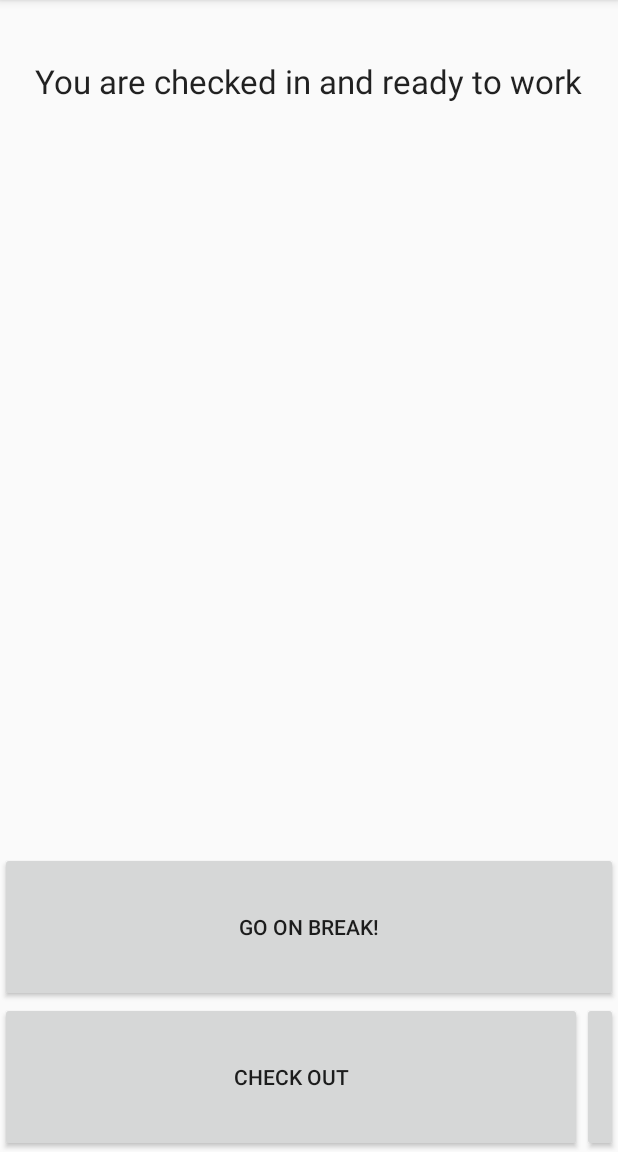
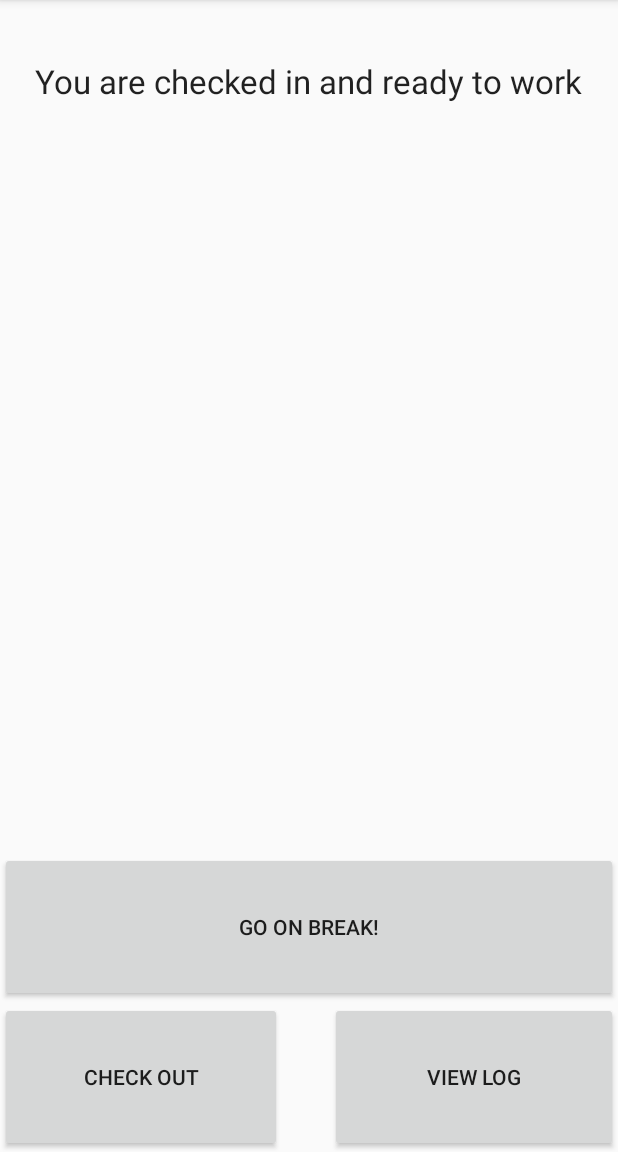
Before and after one commit to Stigland/TIG164-bearded-dragon, an Android app: the CheckInActivity screen opened directly, with no data from a screen before it, after a tap on an icon or button, on a phone screen of 412 x 824 dp, the part 84-1236 px from its top. Run offline under Robolectric (Android 15) with nearby library versions, the phone set to English and light mode, and no system bars; libraries missing offline, so code that uses them is left out: com.roomorama.caldroid, hirondelle.date4j.

Commit message:
Final commit before sendin

```diff
--- a/app/src/main/java/com/example/leand/tig164_beardeddragon/Calendar/CalendarPopupActivity.java
+++ b/app/src/main/java/com/example/leand/tig164_beardeddragon/Calendar/CalendarPopupActivity.java
@@ -66,7 +66,7 @@ public class CalendarPopupActivity extends Activity/* implements AdapterView.OnI
         getWindowManager().getDefaultDisplay().getMetrics(dm);
         int width = dm.widthPixels;
         int height = dm.heightPixels;
-        getWindow().setLayout((int)(width*.5), (int)(width*.34));
+        getWindow().setLayout((int)(width*.5), (int)(width*.4));
 
         //Basic initialization of popup
         dateTv.setText(stringDate);
--- a/app/src/main/res/layout/activity_check_in.xml
+++ b/app/src/main/res/layout/activity_check_in.xml
@@ -17,7 +17,7 @@
             android:text="TODAY&apos;S SCHEDULE"
             android:id="@+id/check_in_title"
             android:layout_alignParentTop="true"
-            android:textSize="35sp"
+            android:textSize="20sp"
             android:textColor="@color/darkBlue"
             android:textAlignment="center" />
 
@@ -27,9 +27,8 @@
             android:textAppearance="?android:attr/textAppearanceLarge"
             android:text="08:00 - 16:00"
             android:id="@+id/schedule_time_tv"
-            android:textSize="60sp"
+            android:textSize="40sp"
             android:layout_below="@+id/check_in_title"
-            android:layout_centerHorizontal="true"
             android:textColor="@color/darkBlue"
             android:gravity="center"/>
 
--- a/app/src/main/res/layout/activity_checked_in.xml
+++ b/app/src/main/res/layout/activity_checked_in.xml
@@ -27,34 +27,43 @@
         android:layout_height="100dp"
         android:id="@+id/take_break_btn"
         android:text="Go on break!"
-        android:layout_above="@+id/view_log_btn"
+        android:layout_above="@+id/gridLayout"
         android:layout_alignParentLeft="true"
         android:layout_alignParentStart="true" />
 
+    <GridLayout
+        android:layout_width="match_parent"
+        android:layout_height="wrap_content"
+        android:layout_alignParentBottom="true"
+        android:layout_alignParentLeft="true"
+        android:layout_alignParentStart="true"
+        android:orientation="horizontal"
+        android:id="@+id/gridLayout">
+
         <Button
-        android:layout_width="match_parent"
             android:layout_height="100dp"
             android:text="Check out"
             android:id="@+id/check_out_btn"
-        android:layout_row="1"
             android:layout_column="1"
-        android:layout_gravity="right"
-        android:layout_below="@+id/take_break_btn"
+            android:layout_gravity="left"
+
             android:layout_alignParentLeft="true"
             android:layout_alignParentStart="true"
             android:layout_alignRight="@+id/checked_in_title"
-        android:layout_alignEnd="@+id/checked_in_title" />
+            android:layout_alignEnd="@+id/checked_in_title"
+            android:layout_width="188dp" />
 
         <Button
-        android:layout_width="match_parent"
             android:layout_height="100dp"
+
             android:text="View log"
             android:id="@+id/view_log_btn"
-        android:layout_row="1"
             android:layout_column="2"
-        android:layout_gravity="left"
+            android:layout_gravity="right"
             android:layout_alignParentBottom="true"
             android:layout_toRightOf="@+id/checked_in_title"
-        android:layout_toEndOf="@+id/checked_in_title" />
+            android:layout_toEndOf="@+id/checked_in_title"
+            android:layout_width="192dp" />
+    </GridLayout>
 
 </RelativeLayout>
--- a/app/src/main/res/values/colors.xml
+++ b/app/src/main/res/values/colors.xml
@@ -6,10 +6,10 @@
     <color name="darkBlue">#004E66</color>
     <color name="darkBlue2">#006989</color>
     <color name="backgroundBlue">#e1eef6</color>
-    <color name="orange">#e03f00</color>
-    <color name="yellow">#dbd300</color>
-    <color name="lightBlue">#00abdb</color>
-    <color name="lightGreen">#00db54</color>
+    <color name="orange">#FF5F2E</color>
+    <color name="yellow">#fcbe32</color>
+    <color name="lightBlue">#08B9F1</color>
+    <color name="lightGreen">#75D701</color>
     <color name="transparent">#40000000</color>
 
 </resources>
```
Also changed, not shown: 1 other file. Lines whose indentation alone changed are shown as unchanged.
